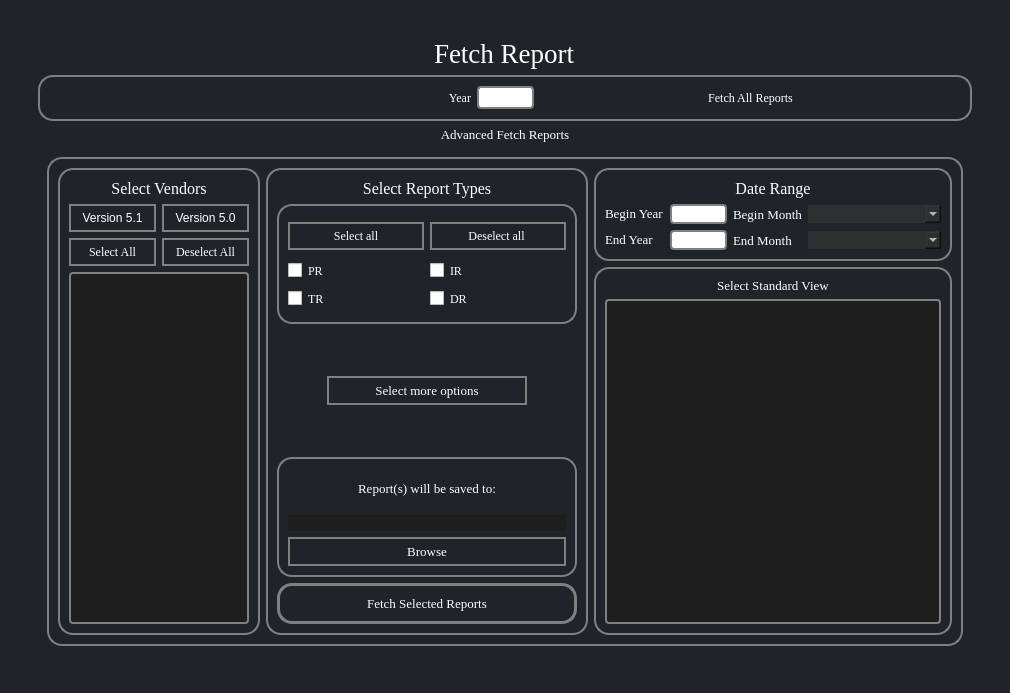
abhishekvatsAV/Shree_Gommat_Tech, file COUNTER-Release-5.1-main/ui/FetchReportsTab.ui: the form before one commit.
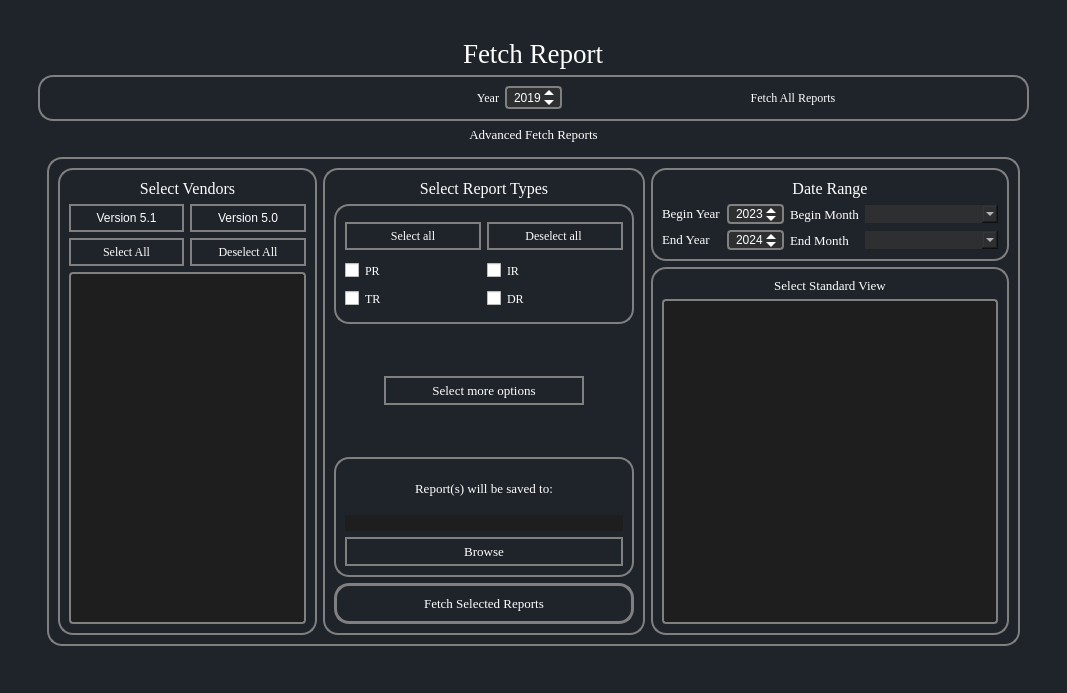
The form after the commit.

Patch:
```diff
--- a/COUNTER-Release-5.1-main/ui/FetchReportsTab.ui
+++ b/COUNTER-Release-5.1-main/ui/FetchReportsTab.ui
@@ -6,7 +6,7 @@
    <rect>
     <x>0</x>
     <y>0</y>
-    <width>1010</width>
+    <width>1067</width>
     <height>693</height>
    </rect>
   </property>
@@ -277,6 +277,7 @@
                        </property>
                        <property name="styleSheet">
                         <string notr="true">QDateEdit {
+background-color: #2E2F30;
     border: 2px solid #808080;
     border-radius: 4px;
     padding-left: 5px;
@@ -345,6 +346,7 @@
                        </property>
                        <property name="styleSheet">
                         <string notr="true">QDateEdit {
+background-color: #2E2F30;
     border: 2px solid #808080;
     border-radius: 4px;
     padding-left: 5px;
@@ -1003,6 +1005,7 @@
                  </property>
                  <property name="styleSheet">
                   <string notr="true">QDateEdit {
+background-color: #2E2F30;
     border: 2px solid #808080;
     border-radius: 4px;
     padding-left: 5px;
@@ -1044,7 +1047,7 @@
                    <second>0</second>
                    <year>2019</year>
                    <month>12</month>
-                   <day>24</day>
+                   <day>23</day>
                   </datetime>
                  </property>
                  <property name="displayFormat">
```
